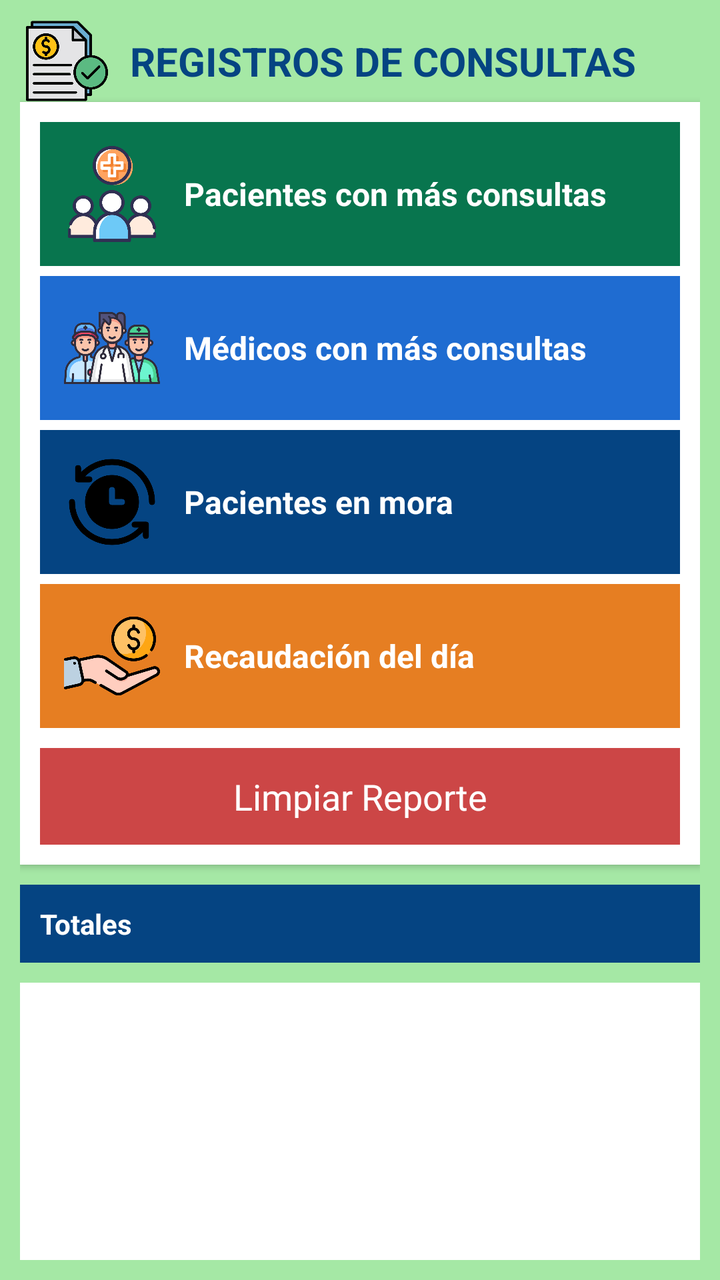
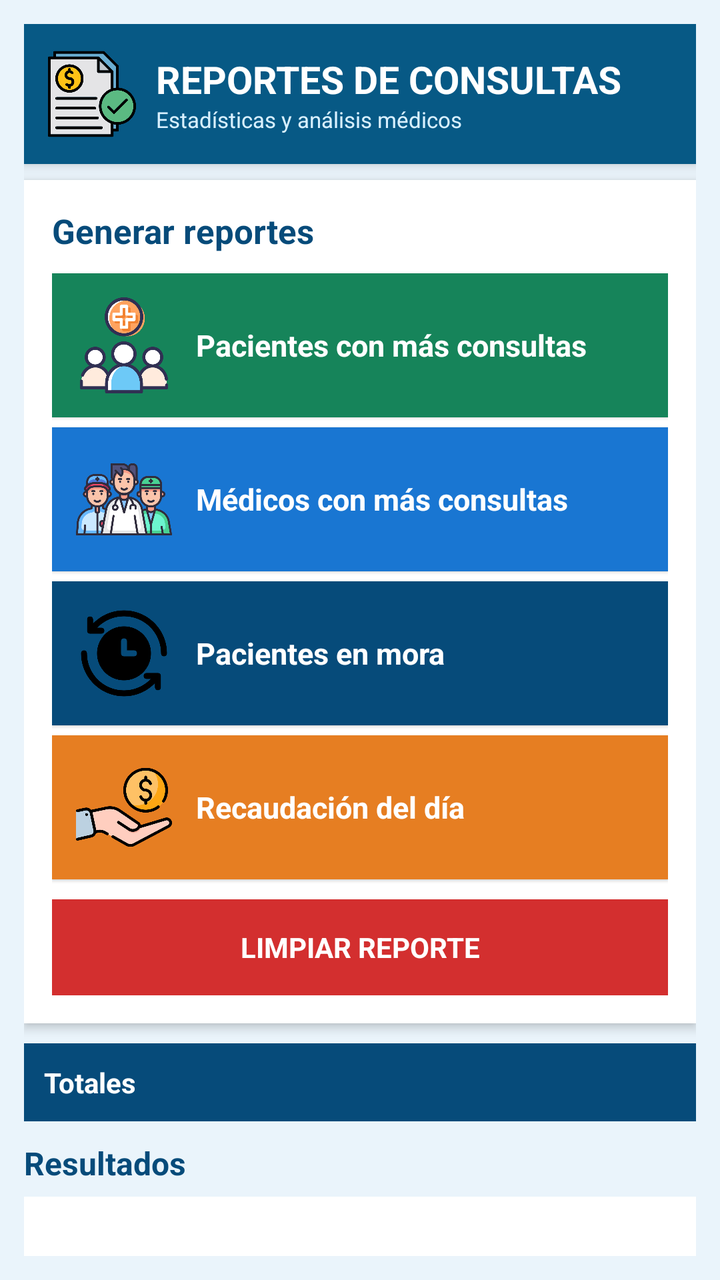

Two renders of the same Android screen: before a commit and after it. Below are the layout's source before the change and the commit's diff.
<!-- AndroidManifest.xml: application theme android:Theme.Holo.Light -->
<!-- res/layout/activity_reportes.xml -->
<?xml version="1.0" encoding="utf-8"?>
<LinearLayout xmlns:android="http://schemas.android.com/apk/res/android"
    android:layout_width="match_parent"
    android:layout_height="match_parent"
    android:background="#A5E8A5"
    android:orientation="vertical"
    android:padding="10dp" >

    <LinearLayout
        android:layout_width="match_parent"
        android:layout_height="wrap_content"
        android:gravity="center_vertical"
        android:orientation="horizontal" >

        <ImageView
            android:layout_width="47dp"
            android:layout_height="41dp"
            android:contentDescription="Logo Reportes"
            android:src="@drawable/reportes" />

        <TextView
            android:layout_width="wrap_content"
            android:layout_height="wrap_content"
            android:layout_marginStart="8dp"
            android:text="REGISTROS DE CONSULTAS"
            android:textColor="#054482"
            android:textSize="20sp"
            android:textStyle="bold" />
    </LinearLayout>

    <LinearLayout
        android:layout_width="match_parent"
        android:layout_height="wrap_content"
        android:background="#FFFFFF"
        android:elevation="2dp"
        android:orientation="vertical"
        android:padding="10dp" >

        
        <LinearLayout
            android:id="@+id/btnPacientesMas"
            android:layout_width="match_parent"
            android:layout_height="wrap_content"
            android:background="#08754E"
            android:clickable="true"
            android:focusable="true"
            android:gravity="center_vertical"
            android:orientation="horizontal"
            android:padding="12dp"
            android:layout_marginBottom="5dp">

            <ImageView
                android:layout_width="48dp"
                android:layout_height="48dp"
                android:src="@drawable/pacientes2"
                android:scaleType="fitCenter"
                android:contentDescription="Pacientes con más consultas"/>

            <TextView
                android:layout_width="wrap_content"
                android:layout_height="wrap_content"
                android:text="Pacientes con más consultas"
                android:textSize="16sp"
                android:textStyle="bold"
                android:textColor="#FFFFFF"
                android:layout_marginStart="12dp"/>
        </LinearLayout>

        
        <LinearLayout
            android:id="@+id/btnMedicosMas"
            android:layout_width="match_parent"
            android:layout_height="wrap_content"
            android:background="#1F6CD1"
            android:clickable="true"
            android:focusable="true"
            android:gravity="center_vertical"
            android:orientation="horizontal"
            android:padding="12dp"
            android:layout_marginBottom="5dp">

            <ImageView
                android:layout_width="48dp"
                android:layout_height="48dp"
                android:src="@drawable/medicos2"
                android:scaleType="fitCenter"
                android:contentDescription="Médicos con más consultas"/>

            <TextView
                android:layout_width="wrap_content"
                android:layout_height="wrap_content"
                android:text="Médicos con más consultas"
                android:textSize="16sp"
                android:textStyle="bold"
                android:textColor="#FFFFFF"
                android:layout_marginStart="12dp"/>
        </LinearLayout>

        
        <LinearLayout
            android:id="@+id/btnMora"
            android:layout_width="match_parent"
            android:layout_height="wrap_content"
            android:background="#054482"
            android:clickable="true"
            android:focusable="true"
            android:gravity="center_vertical"
            android:orientation="horizontal"
            android:padding="12dp"
            android:layout_marginBottom="5dp">

            <ImageView
                android:layout_width="48dp"
                android:layout_height="48dp"
                android:src="@drawable/mora2"
                android:scaleType="fitCenter"
                android:contentDescription="Pacientes en mora"/>

            <TextView
                android:layout_width="wrap_content"
                android:layout_height="wrap_content"
                android:text="Pacientes en mora"
                android:textSize="16sp"
                android:textStyle="bold"
                android:textColor="#FFFFFF"
                android:layout_marginStart="12dp"/>
        </LinearLayout>

        
        <LinearLayout
            android:id="@+id/btnRecaudacion"
            android:layout_width="match_parent"
            android:layout_height="wrap_content"
            android:background="#E67E22"
            android:clickable="true"
            android:focusable="true"
            android:gravity="center_vertical"
            android:orientation="horizontal"
            android:padding="12dp"
            android:layout_marginBottom="10dp">

            <ImageView
                android:layout_width="48dp"
                android:layout_height="48dp"
                android:src="@drawable/recaudacion2"
                android:scaleType="fitCenter"
                android:contentDescription="Recaudación del día"/>

            <TextView
                android:layout_width="wrap_content"
                android:layout_height="wrap_content"
                android:text="Recaudación del día"
                android:textSize="16sp"
                android:textStyle="bold"
                android:textColor="#FFFFFF"
                android:layout_marginStart="12dp"/>
        </LinearLayout>

        

        <Button
            android:id="@+id/btnLimpiar"
            android:layout_width="match_parent"
            android:layout_height="wrap_content"
            android:background="#cc4646"
            android:padding="12dp"
            android:text="Limpiar Reporte"
            android:textColor="#FFFFFF" />

    </LinearLayout>

    <TextView
        android:id="@+id/tvTotales"
        android:layout_width="match_parent"
        android:layout_height="wrap_content"
        android:layout_marginTop="10dp"
        android:background="#054482"
        android:padding="10dp"
        android:text="Totales"
        android:textColor="#FFFFFF"
        android:textSize="14sp"
        android:textStyle="bold" />

    <ListView
        android:id="@+id/lvReportes"
        android:layout_width="match_parent"
        android:layout_height="0dp"
        android:layout_marginTop="10dp"
        android:layout_weight="1"
        android:background="#FFFFFF"
        android:padding="5dp" />

</LinearLayout>
<!-- resources referenced by this layout -->
<resources>
  <!-- drawable medicos2: png bitmap (drawable-ldpi, 57435 bytes) -->
  <!-- drawable mora2: png bitmap (drawable-ldpi, 16334 bytes) -->
  <!-- drawable pacientes2: png bitmap (drawable-ldpi, 37006 bytes) -->
  <!-- drawable recaudacion2: png bitmap (drawable-ldpi, 32017 bytes) -->
  <!-- drawable reportes: png bitmap (drawable-ldpi, 28891 bytes) -->
</resources>

<!-- the commit's change to res/layout/activity_reportes.xml (unified diff, before → after) -->
@@ -2,52 +2,90 @@
 <LinearLayout xmlns:android="http://schemas.android.com/apk/res/android"
     android:layout_width="match_parent"
     android:layout_height="match_parent"
-    android:background="#A5E8A5"
     android:orientation="vertical"
-    android:padding="10dp" >
+    android:background="#EAF4FB"
+    android:padding="12dp">
+
+    
+    
+    
 
     <LinearLayout
         android:layout_width="match_parent"
+        android:layout_height="70dp"
+        android:orientation="horizontal"
+        android:gravity="center_vertical"
+        android:background="#075985"
+        android:padding="12dp"
+        android:elevation="4dp">
+
+        <ImageView
+            android:layout_width="44dp"
+            android:layout_height="44dp"
+            android:src="@drawable/reportes"
+            android:contentDescription="Logo Reportes" />
+
+        <LinearLayout
+            android:layout_width="0dp"
+            android:layout_height="wrap_content"
+            android:layout_weight="1"
+            android:orientation="vertical"
+            android:layout_marginStart="10dp">
+
+            <TextView
+                android:layout_width="wrap_content"
+                android:layout_height="wrap_content"
+                android:text="REPORTES DE CONSULTAS"
+                android:textSize="19sp"
+                android:textStyle="bold"
+                android:textColor="#FFFFFF" />
+
+            <TextView
+                android:layout_width="wrap_content"
+                android:layout_height="wrap_content"
+                android:text="Estadísticas y análisis médicos"
+                android:textSize="11sp"
+                android:textColor="#D8F0FF" />
+
+        </LinearLayout>
+
+    </LinearLayout>
+
+    
+    
+    
+
+    <LinearLayout
+        android:layout_width="match_parent"
         android:layout_height="wrap_content"
-        android:gravity="center_vertical"
-        android:orientation="horizontal" >
-
-        <ImageView
-            android:layout_width="47dp"
-            android:layout_height="41dp"
-            android:contentDescription="Logo Reportes"
-            android:src="@drawable/reportes" />
+        android:orientation="vertical"
+        android:background="#FFFFFF"
+        android:padding="14dp"
+        android:layout_marginTop="8dp"
+        android:elevation="3dp">
 
         <TextView
             android:layout_width="wrap_content"
             android:layout_height="wrap_content"
-            android:layout_marginStart="8dp"
-            android:text="REGISTROS DE CONSULTAS"
-            android:textColor="#054482"
-            android:textSize="20sp"
-            android:textStyle="bold" />
-    </LinearLayout>
-
-    <LinearLayout
-        android:layout_width="match_parent"
-        android:layout_height="wrap_content"
-        android:background="#FFFFFF"
-        android:elevation="2dp"
-        android:orientation="vertical"
-        android:padding="10dp" >
+            android:text="Generar reportes"
+            android:textSize="17sp"
+            android:textStyle="bold"
+            android:textColor="#064B7A"
+            android:layout_marginBottom="10dp" />
 
         
         <LinearLayout
             android:id="@+id/btnPacientesMas"
             android:layout_width="match_parent"
             android:layout_height="wrap_content"
-            android:background="#08754E"
-            android:clickable="true"
-            android:focusable="true"
-            android:gravity="center_vertical"
-            android:orientation="horizontal"
-            android:padding="12dp"
-            android:layout_marginBottom="5dp">
+            android:background="#16845A"
+            android:clickable="true"
+            android:focusable="true"
+            android:gravity="center_vertical"
+            android:orientation="horizontal"
+            android:padding="12dp"
+            android:layout_marginBottom="5dp"
+            android:elevation="1dp">
 
             <ImageView
                 android:layout_width="48dp"
@@ -60,7 +98,7 @@
                 android:layout_width="wrap_content"
                 android:layout_height="wrap_content"
                 android:text="Pacientes con más consultas"
-                android:textSize="16sp"
+                android:textSize="15sp"
                 android:textStyle="bold"
                 android:textColor="#FFFFFF"
                 android:layout_marginStart="12dp"/>
@@ -71,13 +109,14 @@
             android:id="@+id/btnMedicosMas"
             android:layout_width="match_parent"
             android:layout_height="wrap_content"
-            android:background="#1F6CD1"
-            android:clickable="true"
-            android:focusable="true"
-            android:gravity="center_vertical"
-            android:orientation="horizontal"
-            android:padding="12dp"
-            android:layout_marginBottom="5dp">
+            android:background="#1976D2"
+            android:clickable="true"
+            android:focusable="true"
+            android:gravity="center_vertical"
+            android:orientation="horizontal"
+            android:padding="12dp"
+            android:layout_marginBottom="5dp"
+            android:elevation="1dp">
 
             <ImageView
                 android:layout_width="48dp"
@@ -90,7 +129,7 @@
                 android:layout_width="wrap_content"
                 android:layout_height="wrap_content"
                 android:text="Médicos con más consultas"
-                android:textSize="16sp"
+                android:textSize="15sp"
                 android:textStyle="bold"
                 android:textColor="#FFFFFF"
                 android:layout_marginStart="12dp"/>
@@ -101,13 +140,14 @@
             android:id="@+id/btnMora"
             android:layout_width="match_parent"
             android:layout_height="wrap_content"
-            android:background="#054482"
-            android:clickable="true"
-            android:focusable="true"
-            android:gravity="center_vertical"
-            android:orientation="horizontal"
-            android:padding="12dp"
-            android:layout_marginBottom="5dp">
+            android:background="#064B7A"
+            android:clickable="true"
+            android:focusable="true"
+            android:gravity="center_vertical"
+            android:orientation="horizontal"
+            android:padding="12dp"
+            android:layout_marginBottom="5dp"
+            android:elevation="1dp">
 
             <ImageView
                 android:layout_width="48dp"
@@ -120,7 +160,7 @@
                 android:layout_width="wrap_content"
                 android:layout_height="wrap_content"
                 android:text="Pacientes en mora"
-                android:textSize="16sp"
+                android:textSize="15sp"
                 android:textStyle="bold"
                 android:textColor="#FFFFFF"
                 android:layout_marginStart="12dp"/>
@@ -137,7 +177,8 @@
             android:gravity="center_vertical"
             android:orientation="horizontal"
             android:padding="12dp"
-            android:layout_marginBottom="10dp">
+            android:layout_marginBottom="10dp"
+            android:elevation="1dp">
 
             <ImageView
                 android:layout_width="48dp"
@@ -150,44 +191,68 @@
                 android:layout_width="wrap_content"
                 android:layout_height="wrap_content"
                 android:text="Recaudación del día"
-                android:textSize="16sp"
-                android:textStyle="bold"
-                android:textColor="#FFFFFF"
-                android:layout_marginStart="12dp"/>
-        </LinearLayout>
-
-        
-
+                android:textSize="15sp"
+                android:textStyle="bold"
+                android:textColor="#FFFFFF"
+                android:layout_marginStart="12dp"/>
+        </LinearLayout>
+
+        
         <Button
             android:id="@+id/btnLimpiar"
             android:layout_width="match_parent"
             android:layout_height="wrap_content"
-            android:background="#cc4646"
-            android:padding="12dp"
-            android:text="Limpiar Reporte"
+            android:background="#D32F2F"
+            android:padding="12dp"
+            android:text="LIMPIAR REPORTE"
+            android:textSize="14sp"
+            android:textStyle="bold"
             android:textColor="#FFFFFF" />
 
     </LinearLayout>
+
+    
+    
+    
 
     <TextView
         android:id="@+id/tvTotales"
         android:layout_width="match_parent"
         android:layout_height="wrap_content"
         android:layout_marginTop="10dp"
-        android:background="#054482"
+        android:background="#064B7A"
         android:padding="10dp"
         android:text="Totales"
         android:textColor="#FFFFFF"
         android:textSize="14sp"
         android:textStyle="bold" />
 
+    
+    
+    
+
+    <TextView
+        android:layout_width="wrap_content"
+        android:layout_height="wrap_content"
+        android:text="Resultados"
+        android:textSize="16sp"
+        android:textStyle="bold"
+        android:textColor="#064B7A"
+        android:layout_marginTop="10dp"
+        android:layout_marginBottom="6dp" />
+
+    
+    
+    
+
     <ListView
         android:id="@+id/lvReportes"
         android:layout_width="match_parent"
         android:layout_height="0dp"
-        android:layout_marginTop="10dp"
         android:layout_weight="1"
         android:background="#FFFFFF"
-        android:padding="5dp" />
+        android:padding="5dp"
+        android:divider="#D8E3EA"
+        android:dividerHeight="1dp" />
 
 </LinearLayout>
